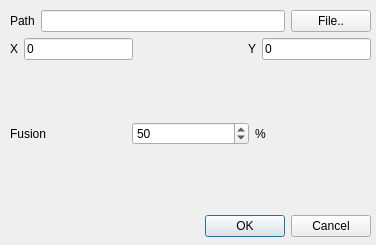
The window that src/dialogfusion.ui (jandernascimento/imageprocessing-umanipulator) describes before a commit, drawn with Qt 5.
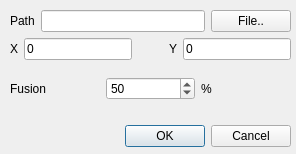
The same window after the commit.

Commit message: improving fusion dialog

```diff
--- a/src/dialogfusion.ui
+++ b/src/dialogfusion.ui
@@ -6,8 +6,8 @@
    <rect>
     <x>0</x>
     <y>0</y>
-    <width>376</width>
-    <height>245</height>
+    <width>296</width>
+    <height>154</height>
    </rect>
   </property>
   <property name="windowTitle">
@@ -16,9 +16,9 @@
   <widget class="QDialogButtonBox" name="buttonBox">
    <property name="geometry">
     <rect>
-     <x>30</x>
-     <y>210</y>
-     <width>341</width>
+     <x>100</x>
+     <y>120</y>
+     <width>191</width>
      <height>32</height>
     </rect>
    </property>
@@ -34,8 +34,8 @@
     <rect>
      <x>10</x>
      <y>10</y>
-     <width>361</width>
-     <height>191</height>
+     <width>281</width>
+     <height>101</height>
     </rect>
    </property>
    <layout class="QVBoxLayout" name="verticalLayout">
```
The commit also changes 3 other files.
